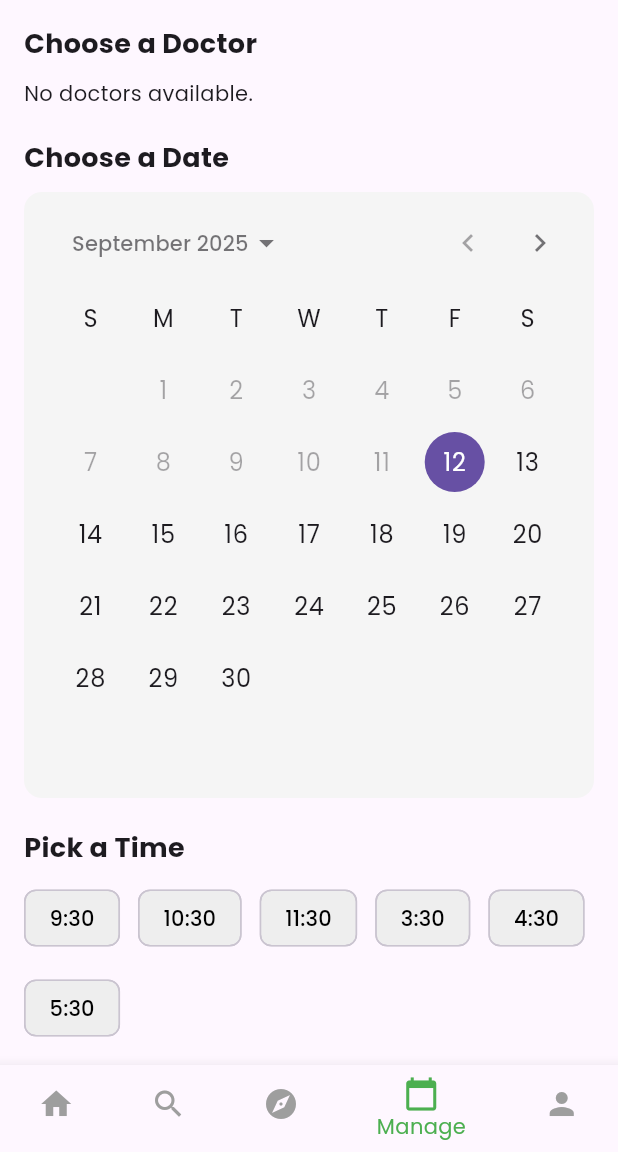
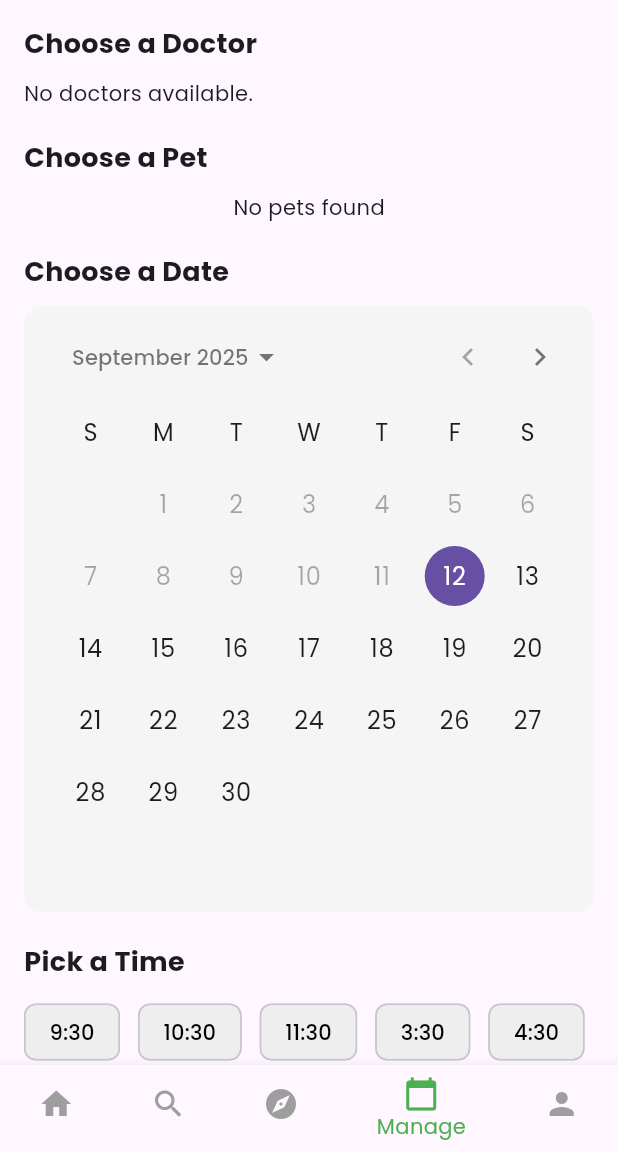
Before and after one commit to syedkashanabbas/PawfectCare, a Flutter app: the BookAppointmentScreen screen opened by its route, on a phone screen of 412 x 824 dp, the part 84-1236 px from its top. Run offline on Flutter 3.47's test engine with Material 3 defaults, Android fonts, the phone set to English and light mode, and no system bars; our stand-ins replace cloud_firestore, firebase_auth, firebase_core, firebase_database, google_fonts, image_picker and 2 more; accounts and stored records are empty.

Commit message:
pets being shown in appointments

```diff
--- a/lib/Petowner/Appointmentbooking.dart
+++ b/lib/Petowner/Appointmentbooking.dart
@@ -16,6 +16,8 @@ class _BookAppointmentScreenState extends State<BookAppointmentScreen> {
   String? selectedTime;
   String? selectedVetId;
   String? selectedVetName;
+  String? selectedPetId;
+  String? selectedPetName;
 
   final List<String> timeSlots = [
     '9:30', '10:30', '11:30', '3:30', '4:30', '5:30',
@@ -39,10 +41,8 @@ class _BookAppointmentScreenState extends State<BookAppointmentScreen> {
         child: Column(
           crossAxisAlignment: CrossAxisAlignment.start,
           children: [
-
             const Text("Choose a Doctor", style: TextStyle(fontSize: 18, fontWeight: FontWeight.bold)),
             const SizedBox(height: 10),
-
             StreamBuilder<QuerySnapshot>(
               stream: FirebaseFirestore.instance
                   .collection("users")
@@ -52,7 +52,6 @@ class _BookAppointmentScreenState extends State<BookAppointmentScreen> {
                 if (!snapshot.hasData) return const CircularProgressIndicator();
                 final vets = snapshot.data!.docs;
                 if (vets.isEmpty) return const Text("No doctors available.");
-
                 return DropdownButtonFormField<String>(
                   value: selectedVetId,
                   items: vets.map((doc) {
@@ -75,6 +74,64 @@ class _BookAppointmentScreenState extends State<BookAppointmentScreen> {
                     border: OutlineInputBorder(borderRadius: BorderRadius.circular(12), borderSide: BorderSide.none),
                   ),
                   hint: const Text("Select a veterinarian"),
+                );
+              },
+            ),
+
+            const SizedBox(height: 20),
+            const Text("Choose a Pet", style: TextStyle(fontSize: 18, fontWeight: FontWeight.bold)),
+            const SizedBox(height: 10),
+
+            // Fetch pets from Firebase
+            StreamBuilder<DatabaseEvent>(
+              stream: FirebaseDatabase.instance
+                  .ref('pets')
+                  .orderByChild('ownerId')
+                  .equalTo(FirebaseAuth.instance.currentUser?.uid)
+                  .onValue,
+              builder: (context, snapshot) {
+                if (snapshot.connectionState == ConnectionState.waiting) {
+                  return const CircularProgressIndicator();
+                }
+
+                if (!snapshot.hasData || snapshot.data!.snapshot.value == null) {
+                  return const Center(child: Text("No pets found"));
+                }
+
+                final petsMap = Map<dynamic, dynamic>.from(snapshot.data!.snapshot.value as Map);
+                final petList = petsMap.entries.map((entry) {
+                  return {
+                    'id': entry.key,
+                    'name': entry.value['name'],
+                    'age': entry.value['age'],
+                    'breed': entry.value['breed'],
+                  };
+                }).toList();
+
+                return DropdownButtonFormField<String>(
+                  value: selectedPetId,
+                  items: petList.map<DropdownMenuItem<String>>((pet) {
+                    final petId = pet['id'] as String;
+                    final petName = pet['name'] as String;
+
+                    return DropdownMenuItem<String>(
+                      value: petId,
+                      child: Text(petName),
+                    );
+                  }).toList(),
+                  onChanged: (val) {
+                    setState(() {
+                      selectedPetId = val;
+                      final selectedPet = petList.firstWhere((p) => p['id'] == val);
+                      selectedPetName = selectedPet['name'];
+                    });
+                  },
+                  decoration: InputDecoration(
+                    filled: true,
+                    fillColor: Colors.grey.shade100,
+                    border: OutlineInputBorder(borderRadius: BorderRadius.circular(12), borderSide: BorderSide.none),
+                  ),
+                  hint: const Text("Select a pet"),
                 );
               },
             ),
@@ -139,6 +196,10 @@ class _BookAppointmentScreenState extends State<BookAppointmentScreen> {
       ScaffoldMessenger.of(context).showSnackBar(const SnackBar(content: Text("Please select a doctor")));
       return;
     }
+    if (selectedPetId == null || selectedPetName == null) {
+      ScaffoldMessenger.of(context).showSnackBar(const SnackBar(content: Text("Please select a pet")));
+      return;
+    }
     if (selectedTime == null) {
       ScaffoldMessenger.of(context).showSnackBar(const SnackBar(content: Text("Please select a time slot")));
       return;
@@ -151,6 +212,8 @@ class _BookAppointmentScreenState extends State<BookAppointmentScreen> {
       "ownerId": userId,
       "vetId": selectedVetId,
       "vetName": selectedVetName,
+      "petId": selectedPetId,
+      "petName": selectedPetName,
       "date": selectedDate.toIso8601String(),
       "time": selectedTime,
       "status": "pending",
```
Also changed, not shown: lib/Vet/AppointmentCalendarScreen.dart (+21 -4 lines).
